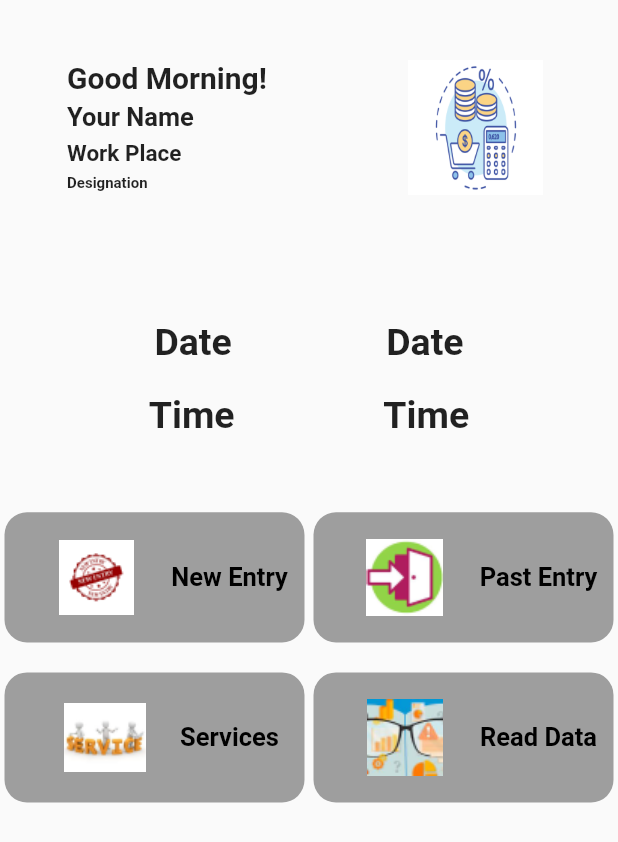
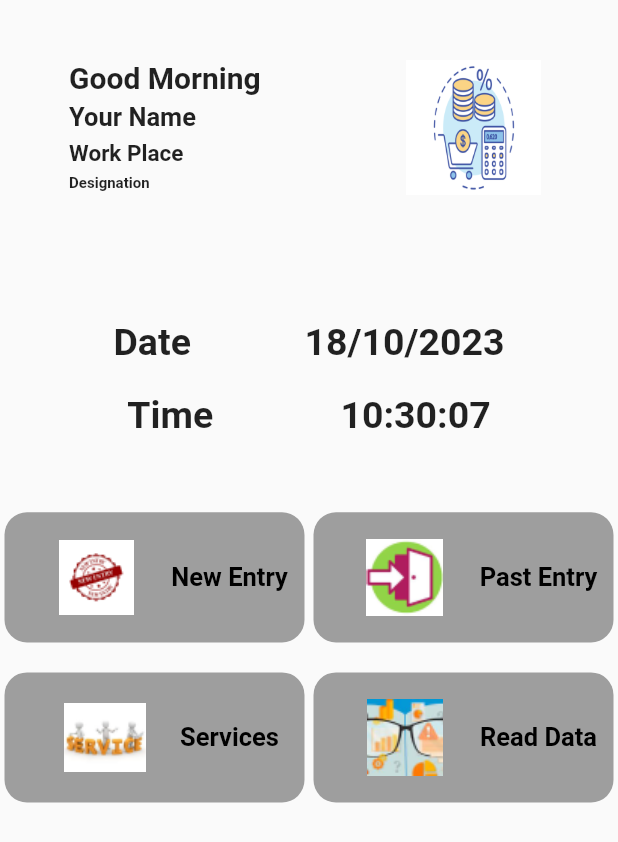
Before and after one commit to NadeeraPereraD/commissioning_calculator, a Flutter app: the screen it shows after launch, on a phone screen of 412 x 824 dp. Shown: the top 842 px of the screen. Run offline on Flutter 3.47's test engine with Material 2 defaults, Android fonts, the light colour scheme and no system bars.

Commit message:
Added functions for Date and Time

```diff
--- a/lib/screens/add_services.dart
+++ b/lib/screens/add_services.dart
@@ -2,7 +2,6 @@ import 'package:commissioning_calculator/widgets/buttons.dart';
 import 'package:commissioning_calculator/widgets/sized_box.dart';
 import 'package:commissioning_calculator/widgets/text.dart';
 import 'package:commissioning_calculator/widgets/text_field.dart';
-import 'package:flutter/foundation.dart';
 import 'package:flutter/material.dart';
 
 class AddServices extends StatefulWidget {
--- a/lib/screens/home_page.dart
+++ b/lib/screens/home_page.dart
@@ -1,3 +1,5 @@
+import 'dart:async';
+
 import 'package:commissioning_calculator/screens/new_entry.dart';
 import 'package:commissioning_calculator/screens/past_entry.dart';
 import 'package:commissioning_calculator/screens/read_data.dart';
@@ -6,6 +8,7 @@ import 'package:commissioning_calculator/widgets/buttons.dart';
 import 'package:commissioning_calculator/widgets/sized_box.dart';
 import 'package:commissioning_calculator/widgets/text.dart';
 import 'package:flutter/material.dart';
+import 'package:intl/intl.dart';
 
 class HomePage extends StatefulWidget {
   const HomePage({super.key});
@@ -15,6 +18,54 @@ class HomePage extends StatefulWidget {
 }
 
 class _HomePageState extends State<HomePage> {
+  var dateTime = DateTime.now();
+  String _timeString = '';
+  String _dateString = '';
+
+  @override
+  void initState() {
+    _timeString = _formatDateTime(DateTime.now());
+    _dateString = _formatDate(DateTime.now());
+    Timer.periodic(Duration(seconds: 1), (Timer t) => _getTime());
+    super.initState();
+  }
+
+  void _getTime() {
+    final DateTime now = DateTime.now();
+    final String formattedDateTime = _formatDateTime(now);
+    final String formattedDate = _formatDate(now);
+    setState(() {
+      _timeString = formattedDateTime;
+      _dateString = formattedDate;
+    });
+  }
+
+  String _formatDateTime(DateTime dateTime) {
+    return DateFormat('hh:mm:ss').format(dateTime);
+  }
+
+  String _formatDate(DateTime dateTime) {
+    return DateFormat('dd/MM/yyyy').format(dateTime);
+  }
+
+  String status = 'Good Morning';
+
+  getStatus() {
+    if (dateTime.hour >= 12 && dateTime.hour < 17) {
+      setState(() {
+        status = 'Good Afternoon';
+      });
+    } else if (dateTime.hour >= 17) {
+      setState(() {
+        status = 'Good Evening';
+      });
+    } else {
+      setState(() {
+        status = 'Good Morning';
+      });
+    }
+  }
+
   void newEntry() {
     Navigator.of(context).push(MaterialPageRoute(builder: (_) {
       return const NewEntry();
@@ -41,9 +92,11 @@ class _HomePageState extends State<HomePage> {
 
   @override
   Widget build(BuildContext context) {
+    getStatus();
     return Scaffold(
       body: Column(
         children: [
+          //getStatus(),
           Flexible(
             flex: 2,
             child: Container(
@@ -57,9 +110,7 @@ class _HomePageState extends State<HomePage> {
                     crossAxisAlignment: CrossAxisAlignment.start,
                     children: [
                       ProfTextField(
-                          size: 20,
-                          fontWeight: FontWeight.w700,
-                          text: 'Good Morning!'),
+                          size: 20, fontWeight: FontWeight.w700, text: status),
                       SizeBox(height: 5.0, width: 0.0),
                       ProfTextField(
                           size: 17,
@@ -96,11 +147,15 @@ class _HomePageState extends State<HomePage> {
             flex: 2,
             child: Row(
               mainAxisAlignment: MainAxisAlignment.spaceEvenly,
+              crossAxisAlignment: CrossAxisAlignment.center,
               children: [
                 ProfTextField(
                     size: 25.0, fontWeight: FontWeight.w600, text: 'Date'),
                 ProfTextField(
-                    size: 25.0, fontWeight: FontWeight.w600, text: 'Date'),
+                    size: 25.0,
+                    fontWeight: FontWeight.w600,
+                    text: _dateString
+                    ),
               ],
             ),
           ),
@@ -109,11 +164,12 @@ class _HomePageState extends State<HomePage> {
             flex: 2,
             child: Row(
               mainAxisAlignment: MainAxisAlignment.spaceEvenly,
+              crossAxisAlignment: CrossAxisAlignment.center,
               children: [
                 ProfTextField(
                     size: 25.0, fontWeight: FontWeight.w600, text: 'Time'),
                 ProfTextField(
-                    size: 25.0, fontWeight: FontWeight.w600, text: 'Time'),
+                    size: 25.0, fontWeight: FontWeight.w600, text: _timeString),
               ],
             ),
           ),
--- a/pubspec.yaml
+++ b/pubspec.yaml
@@ -35,6 +35,7 @@ dependencies:
   # The following adds the Cupertino Icons font to your application.
   # Use with the CupertinoIcons class for iOS style icons.
   cupertino_icons: ^1.0.2
+  intl: ^0.18.1
 
 dev_dependencies:
   flutter_test:
```
Also changed, not shown: lib/screens/read_data.dart (+119 -0 lines), pubspec.lock.
